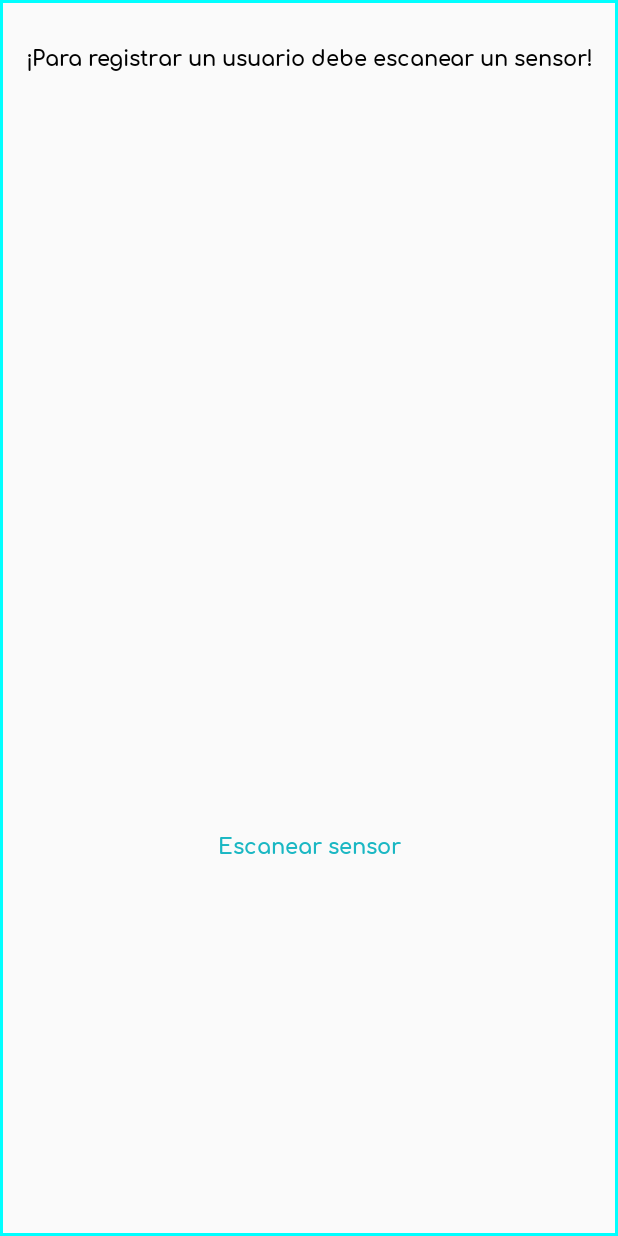
After one commit to AusiasBM/GTI-3A-airlity-mobile, an Android app: the layout activity_pop_up_registro.xml on its own in the app's theme, with its tools: preview values and no code run, on a phone screen of 412 x 824 dp. The commit adds this screen. Run offline under Robolectric (Android 15) with nearby library versions, the phone set to English and light mode, and no system bars.

Commit message:
gitflow-feature-stash: SharedPreferences-QR

```diff
--- a/Airlity/app/src/main/AndroidManifest.xml
+++ b/Airlity/app/src/main/AndroidManifest.xml
@@ -18,7 +18,11 @@
         android:supportsRtl="true"
         android:theme="@style/AppTheme"
         android:usesCleartextTraffic="true">
-        <activity android:name=".ConoceTricoActivity"></activity>
+        <activity
+            android:name=".PopUpRegistro"
+            android:exported="false"
+            android:theme="@style/AppTheme.TemaPopUp"/>
+        <activity android:name=".ConoceTricoActivity" />
         <activity android:name=".SoporteTecnicoActivity" />
         <activity android:name=".InformacionActivity" />
         <activity
--- a/Airlity/app/src/main/java/com/example/tricoenvironment/airlity/LogicaFake.java
+++ b/Airlity/app/src/main/java/com/example/tricoenvironment/airlity/LogicaFake.java
@@ -137,6 +137,7 @@ public class LogicaFake {
                         i.setAction("Get_usuario_login");
                         i.putExtra("codigo_usuario_login", codigo);
                         i.putExtra("cuerpo_usuario", cuerpo);
+
                         context.sendBroadcast(i);
                     }
                 }
--- a/Airlity/app/src/main/java/com/example/tricoenvironment/airlity/MapaActivity.java
+++ b/Airlity/app/src/main/java/com/example/tricoenvironment/airlity/MapaActivity.java
@@ -352,6 +352,10 @@ public class MapaActivity extends AppCompatActivity implements OnMapReadyCallbac
         IntentResult intentResult = IntentIntegrator.parseActivityResult(requestCode, resultCode, data);
         macUsuarioDato = intentResult.getContents();
         Toast.makeText(this, "Sensor encontrado", Toast.LENGTH_SHORT).show();
+
+        Intent i = new Intent(this, SignUpActivity.class);
+        i.putExtra("macUsuario", macUsuarioDato);
+        startActivity(i);
     }
 
      /*
--- a/Airlity/app/src/main/java/com/example/tricoenvironment/airlity/SignInActivity.java
+++ b/Airlity/app/src/main/java/com/example/tricoenvironment/airlity/SignInActivity.java
@@ -121,8 +121,7 @@ public class SignInActivity extends AppCompatActivity {
         tvRegistrarse.setOnClickListener(new View.OnClickListener() {
             @Override
             public void onClick(View v) {
-                Intent i = new Intent(getApplicationContext(), SignUpActivity.class);
-                startActivity(i);
+                startActivity(new Intent(SignInActivity.this, PopUpRegistro.class));
             }
         });
 
@@ -280,6 +279,9 @@ public class SignInActivity extends AppCompatActivity {
                 SharedPreferences sharedPreferences = getSharedPreferences("com.example.tricoenvironment.airlity", MODE_PRIVATE);
                 SharedPreferences.Editor editor = sharedPreferences.edit();
                 editor.putBoolean("usuarioLogeado", true);
+                editor.putString("tokkenUsuario", tokkenUsuarioDato);
+                editor.putString("idUsuario", idUsuarioDato );
+                editor.commit();
 
                 Log.d("DATOS", idUsuarioDato+", "+nombreUsuarioDato+", "+correoUsusarioDato
                         + ", "+telefonoUsuarioDato+", "+contraseñaUsuarioDato+", "+tokkenUsuarioDato);
--- /dev/null
+++ b/Airlity/app/src/main/res/drawable/popup.xml
@@ -0,0 +1,7 @@
+<?xml version="1.0" encoding="utf-8"?>
+<shape xmlns:android="http://schemas.android.com/apk/res/android">
+    <solid android:color="#00FFFFFF"/>
+    <stroke
+        android:width="2dp"
+        android:color="#1AB7C3"/>
+</shape>
--- /dev/null
+++ b/Airlity/app/src/main/res/layout/activity_pop_up_registro.xml
@@ -0,0 +1,44 @@
+<?xml version="1.0" encoding="utf-8"?>
+<androidx.constraintlayout.widget.ConstraintLayout xmlns:android="http://schemas.android.com/apk/res/android"
+    xmlns:app="http://schemas.android.com/apk/res-auto"
+    xmlns:tools="http://schemas.android.com/tools"
+    android:id="@+id/linearLayout"
+    android:layout_width="match_parent"
+    android:layout_height="match_parent"
+    android:background="@drawable/popup"
+    android:padding="16dp"
+    android:backgroundTint="#00FFFF"
+    tools:context=".PopUpRegistro">
+
+    <TextView
+        android:id="@+id/textView20"
+        android:layout_width="wrap_content"
+        android:layout_height="wrap_content"
+        android:layout_marginTop="10dp"
+        android:fontFamily="@font/comfortaa_bold"
+        android:gravity="center"
+        android:text="¡Para registrar un usuario debe escanear un sensor!"
+        android:textColor="#000000"
+        android:textStyle="bold"
+        app:layout_constraintEnd_toEndOf="parent"
+        app:layout_constraintStart_toStartOf="parent"
+        app:layout_constraintTop_toTopOf="parent"></TextView>
+
+    <TextView
+        android:id="@+id/tvEscanear"
+        android:layout_width="match_parent"
+        android:layout_height="wrap_content"
+        android:fontFamily="@font/comfortaa_bold"
+        android:gravity="center"
+        android:text="Escanear sensor"
+        android:textColor="@color/colorPrimary"
+        android:textStyle="bold"
+        app:layout_constraintBottom_toBottomOf="parent"
+        app:layout_constraintEnd_toEndOf="@+id/textView20"
+        app:layout_constraintHorizontal_bias="0.0"
+        app:layout_constraintStart_toStartOf="@+id/textView20"
+        app:layout_constraintTop_toBottomOf="@+id/textView20"
+        app:layout_constraintVertical_bias="0.682" />
+
+
+</androidx.constraintlayout.widget.ConstraintLayout>
--- a/Airlity/app/src/main/res/values/styles.xml
+++ b/Airlity/app/src/main/res/values/styles.xml
@@ -16,5 +16,11 @@
         <item name="android:drawable">@drawable/boton_log_in</item>
 
     </style>
+    <style name="AppTheme.TemaPopUp">
+        <item name="android:windowIsFloating">true</item>
+        <item name="android:windowIsTranslucent">true</item>
+        <item name="android:windowCloseOnTouchOutside">true</item>
+    </style>
+
 
 </resources>
```
Also changed, not shown: Airlity/app/src/main/java/com/example/tricoenvironment/airlity/PopUpRegistro.java (added, +66 -0 lines).
